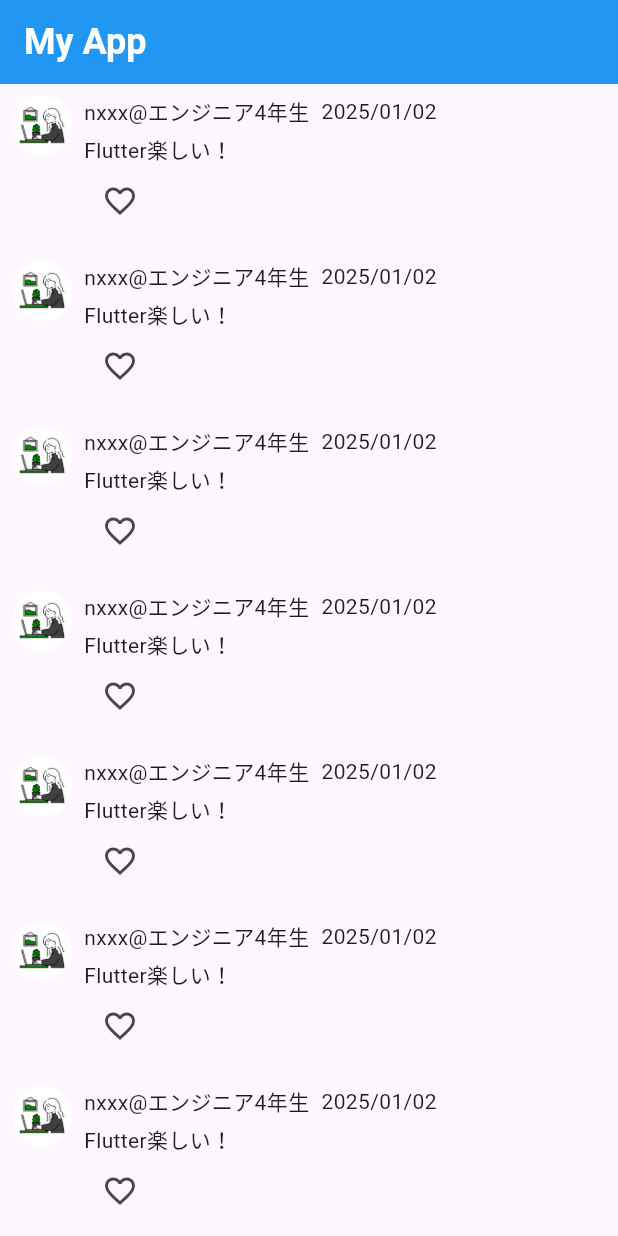
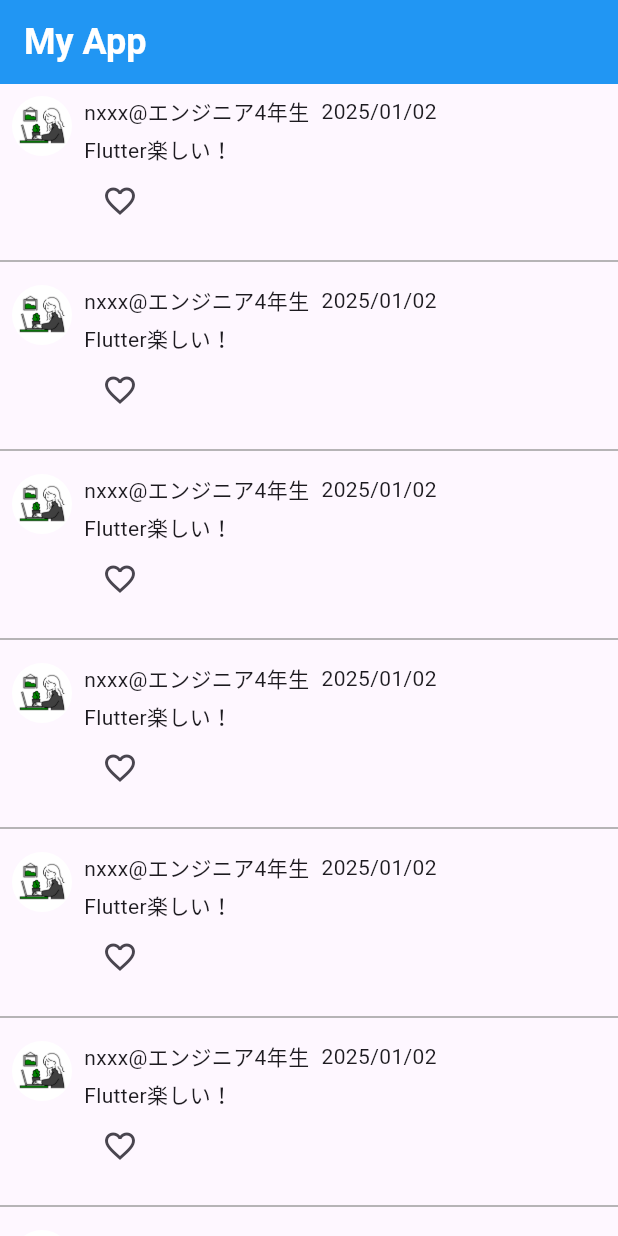
Before and after one commit to 1noseA/widget_practice, a Flutter app: the screen it shows after launch, on a phone screen of 412 x 824 dp. Run offline on Flutter 3.47's test engine with Material 3 defaults, Android fonts, the phone set to English and light mode, and no system bars.

Commit message:
SingleChildScrollViewからListViewに書き換え

```diff
--- a/lib/main.dart
+++ b/lib/main.dart
@@ -22,21 +22,16 @@ class MyApp extends StatelessWidget {
           ),
           backgroundColor: Colors.blue,
         ),
-        body: SingleChildScrollView(
-          child: Column(
-            children: [
-              TweetTile(),
-              TweetTile(),
-              TweetTile(),
-              TweetTile(),
-              TweetTile(),
-              TweetTile(),
-              TweetTile(),
-              TweetTile(),
-              TweetTile(),
-              TweetTile(),
-            ],
-          ),
+        body: ListView.separated(
+          itemCount: 10,
+          itemBuilder: (context, index) {
+            return TweetTile();
+          },
+          separatorBuilder: (context, index) {
+            return Divider(
+              color: Colors.grey, thickness: 1,
+            );
+          },
         ),
       ),
     );
```
